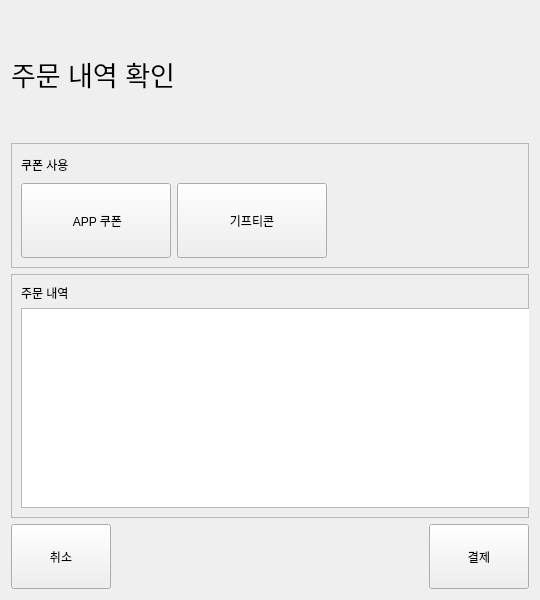
Qt form VentiApp/Coupon/couponselectview.ui (minki9252/TheVentiKiosk) before a commit.
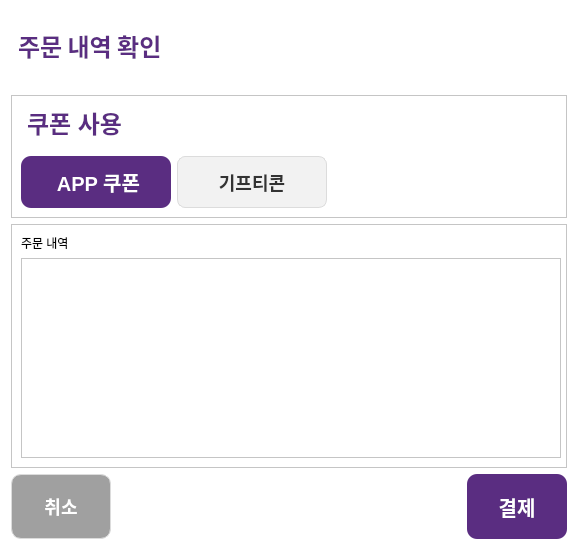
The same form after that commit.

```diff
--- a/VentiApp/Coupon/couponselectview.ui
+++ b/VentiApp/Coupon/couponselectview.ui
@@ -6,20 +6,20 @@
    <rect>
     <x>0</x>
     <y>0</y>
-    <width>540</width>
-    <height>600</height>
+    <width>578</width>
+    <height>550</height>
    </rect>
   </property>
   <property name="sizePolicy">
-   <sizepolicy hsizetype="Fixed" vsizetype="Fixed">
+   <sizepolicy hsizetype="Maximum" vsizetype="Preferred">
     <horstretch>0</horstretch>
     <verstretch>0</verstretch>
    </sizepolicy>
   </property>
   <property name="minimumSize">
    <size>
-    <width>540</width>
-    <height>600</height>
+    <width>450</width>
+    <height>550</height>
    </size>
   </property>
   <property name="maximumSize">
@@ -31,12 +31,85 @@
   <property name="windowTitle">
    <string>Form</string>
   </property>
+  <property name="styleSheet">
+   <string notr="true">/* 전반적인 위젯 배경 */
+QWidget {
+    background-color: #FFFFFF;
+    font-family: &quot;Malgun Gothic&quot;, sans-serif;
+}
+
+/* 제목 레이블 (예: 쿠폰 입력, 결제 수단 선택) */
+QLabel#label, QLabel#label_3, QLabel#label_title {
+    color: #5A2D81;
+    font-weight: bold;
+    font-size: 24px;
+    margin-bottom: 10px;
+}
+
+/* 숫자 입력칸 (QLineEdit) */
+QLineEdit {
+    border: 2px solid #5A2D81;
+    border-radius: 10px;
+    padding: 10px;
+    font-size: 22px;
+    color: #333333;
+    background-color: #F9F9F9;
+}
+
+/* 일반 버튼 (숫자 패드 등) */
+QPushButton {
+    background-color: #F2F2F2;
+    border: 1px solid #DCDCDC;
+    border-radius: 8px;
+    font-size: 18px;
+    font-weight: bold;
+    color: #333333;
+    min-height: 50px;
+}
+
+QPushButton:pressed {
+    background-color: #E0E0E0;
+}
+
+/* 포인트 버튼 (확인, 결제하기, APP쿠폰 등) */
+QPushButton#pushButton_15, QPushButton#btnPay, QPushButton#coupon_app_btn, QPushButton#btn_insert_card {
+    background-color: #5A2D81;
+    color: #FFFFFF;
+    border: none;
+    border-radius: 10px;
+    font-size: 20px;
+}
+
+QPushButton:hover {
+    background-color: #723D9D;
+}
+
+/* 취소/이전 버튼 */
+QPushButton#pushButton_14, QPushButton#btnCancel, QPushButton#btn_cancel {
+    background-color: #A0A0A0;
+    color: #FFFFFF;
+    border-radius: 10px;
+}
+
+/* 결과창 레이블 (조회 성공/실패) */
+QLabel#label[text=&quot;조회 성공&quot;] {
+    color: #2D815A;
+    font-size: 20px;
+}
+
+QLabel#label_2[text=&quot;조회 실패&quot;] {
+    color: #D32F2F;
+    font-size: 20px;
+}</string>
+  </property>
   <layout class="QVBoxLayout" name="verticalLayout">
    <item>
     <widget class="QLabel" name="label_3">
      <property name="font">
       <font>
-       <pointsize>20</pointsize>
+       <family>Malgun Gothic</family>
+       <pointsize>-1</pointsize>
+       <bold>true</bold>
       </font>
      </property>
      <property name="text">
@@ -73,7 +146,7 @@
           <property name="minimumSize">
            <size>
             <width>150</width>
-            <height>75</height>
+            <height>50</height>
            </size>
           </property>
           <property name="maximumSize">
@@ -92,7 +165,7 @@
           <property name="minimumSize">
            <size>
             <width>150</width>
-            <height>75</height>
+            <height>52</height>
            </size>
           </property>
           <property name="maximumSize">
@@ -178,7 +251,7 @@
        <property name="minimumSize">
         <size>
          <width>100</width>
-         <height>65</height>
+         <height>52</height>
         </size>
        </property>
        <property name="maximumSize">
@@ -210,7 +283,7 @@
        <property name="minimumSize">
         <size>
          <width>100</width>
-         <height>65</height>
+         <height>50</height>
         </size>
        </property>
        <property name="maximumSize">
```
